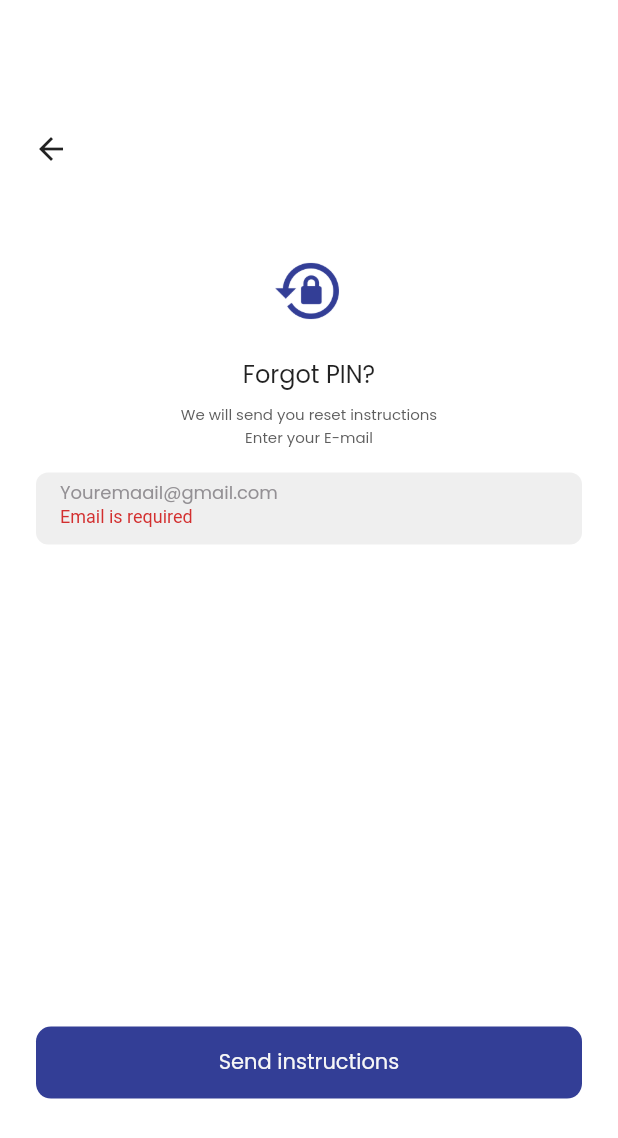
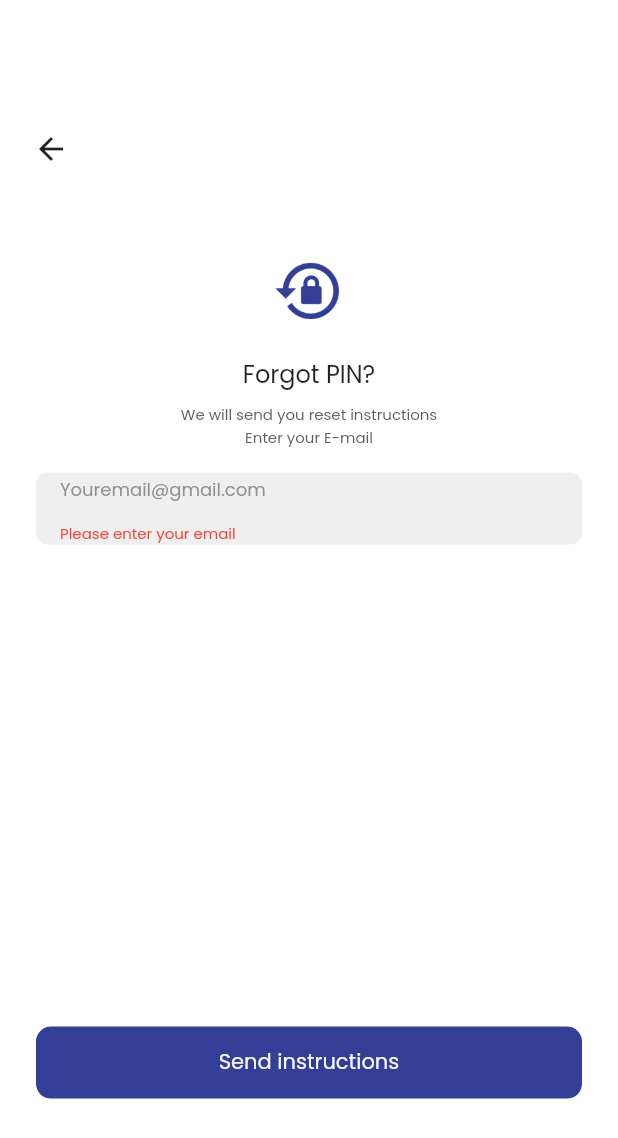
Before and after one commit to Orange-Hackathon/tapcash-Cross-Platform, a Flutter app: the ForgotPinScreen screen opened directly, after a tap on "Send instructions", on a phone screen of 412 x 824 dp. Shown: the top 1138 px of the screen. Run offline on Flutter 3.47's test engine with Material 2 defaults, Android fonts, the phone set to English and light mode, and no system bars; our stand-ins replace animated_splash_screen, email_validator, hexcolor, pin_code_fields, shared_preferences; accounts and stored records are empty.

Commit message:
(add): forgot pin screen validation

```diff
--- a/orange_hackathon_flutter/lib/views/screens/forgot_pin_screen.dart
+++ b/orange_hackathon_flutter/lib/views/screens/forgot_pin_screen.dart
@@ -6,8 +6,6 @@ import 'package:orange_hackathon_flutter/views/screens/create_new_pin_screen.dar
 import 'package:orange_hackathon_flutter/views/widgets/default_button.dart';
 import 'package:provider/provider.dart';
 
-
-
 // ignore: must_be_immutable
 class ForgotPinScreen extends StatelessWidget {
   var emailController = TextEditingController();
@@ -15,13 +13,13 @@ class ForgotPinScreen extends StatelessWidget {
 
   ForgotPinScreen({super.key});
 
-
   @override
   Widget build(BuildContext context) {
     final Size size = MediaQuery.of(context).size;
     final double screenHeight = size.height;
 
-    return Consumer<AuthenticationUIProvider>(builder:(context,value,child)=>Scaffold(
+    return Consumer<AuthenticationUIProvider>(
+        builder: (context, value, child) => Scaffold(
               body: SingleChildScrollView(
                 child: Column(
                   mainAxisAlignment: MainAxisAlignment.start,
@@ -83,8 +81,10 @@ class ForgotPinScreen extends StatelessWidget {
                       height: 16,
                     ),
                     Form(
-  key:formKey,
-  child: Column(children: [            Padding(
+                      key: formKey,
+                      child: Column(
+                        children: [
+                          Padding(
                             padding: const EdgeInsets.symmetric(horizontal: 24),
                             child: Container(
                               height: 48,
@@ -93,34 +93,32 @@ Form(
                                 borderRadius: BorderRadius.circular(8.0),
                                 color: HexColor("#EFEFEF"),
                               ),
-                child: Padding(
-                  padding:
-                      const EdgeInsets.only(top: 14.4, bottom: 14.4, left: 16),
                               child: TextFormField(
+                                validator: (val) {
+                                  if (val!.isEmpty) {
+                                    return 'Please enter your email';
+                                  } else if (!EmailValidator.validate(val!)) {
+                                    return 'Invalid email format';
+                                  }
+                                },
                                 cursorColor: Colors.black,
                                 controller: emailController,
                                 keyboardType: TextInputType.emailAddress,
-                    validator: (val) {
-                              if (val!.isEmpty) {
-                                return 'Email is required';
-                              } else if (!EmailValidator.validate(val)) {
-                                return 'Invalid email format';
-                              }
-                              return null;
-                            },
-                    onTap: () {
-                      value.emailForgotPinlabelVisibleUnvisible();
-                    },
                                 decoration: InputDecoration(
+                                    contentPadding: const EdgeInsets.symmetric(
+                                        vertical: 10.4, horizontal: 16),
+                                    errorStyle: const TextStyle(
+                                        fontFamily: 'poppins',
+                                        fontSize: 10,
+                                        fontWeight: FontWeight.w400,
+                                        color: Colors.red),
                                     border: InputBorder.none,
-                        labelText:
-                            value.isEmailForgotPinLabelVisible ? 'Youremaail@gmail.com' : null,
-                        labelStyle: TextStyle(
+                                    hintText: 'Youremail@gmail.com',
+                                    hintStyle: TextStyle(
                                         fontFamily: 'poppins',
                                         fontSize: 12,
                                         fontWeight: FontWeight.w400,
                                         color: HexColor("#939094"))),
-                  ),
                               ),
                             ),
                           ),
@@ -140,18 +138,15 @@ Form(
                                             MaterialPageRoute(
                                                 builder: (context) =>
                                                     CreateNewPinScreen()));
-
-                                      }
-                                      else
-                                      {
-
-                                      }
-
+                                      } else {}
                                     },
                                     color: HexColor("#333E96"),
                                     text: "Send instructions",
                                     textColor: HexColor("#F7F7F7")),
-                )),],),),
+                              )),
+                        ],
+                      ),
+                    ),
                     const SizedBox(
                       height: 10,
                     ),
```
Lines whose indentation alone changed are shown as unchanged.
